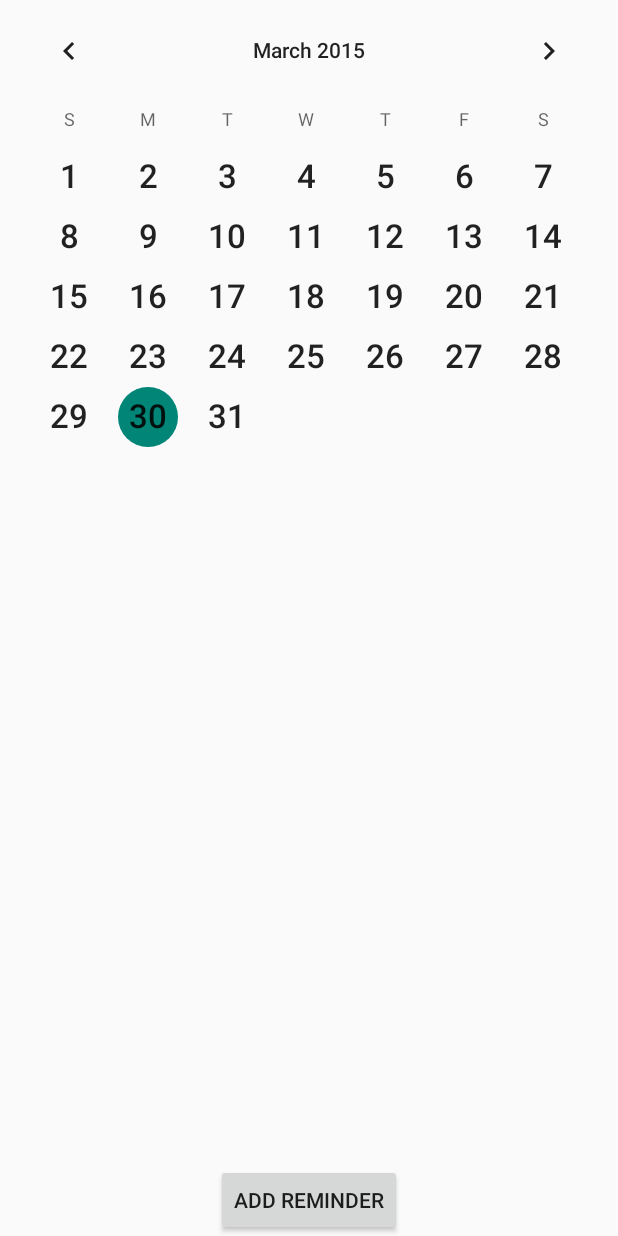
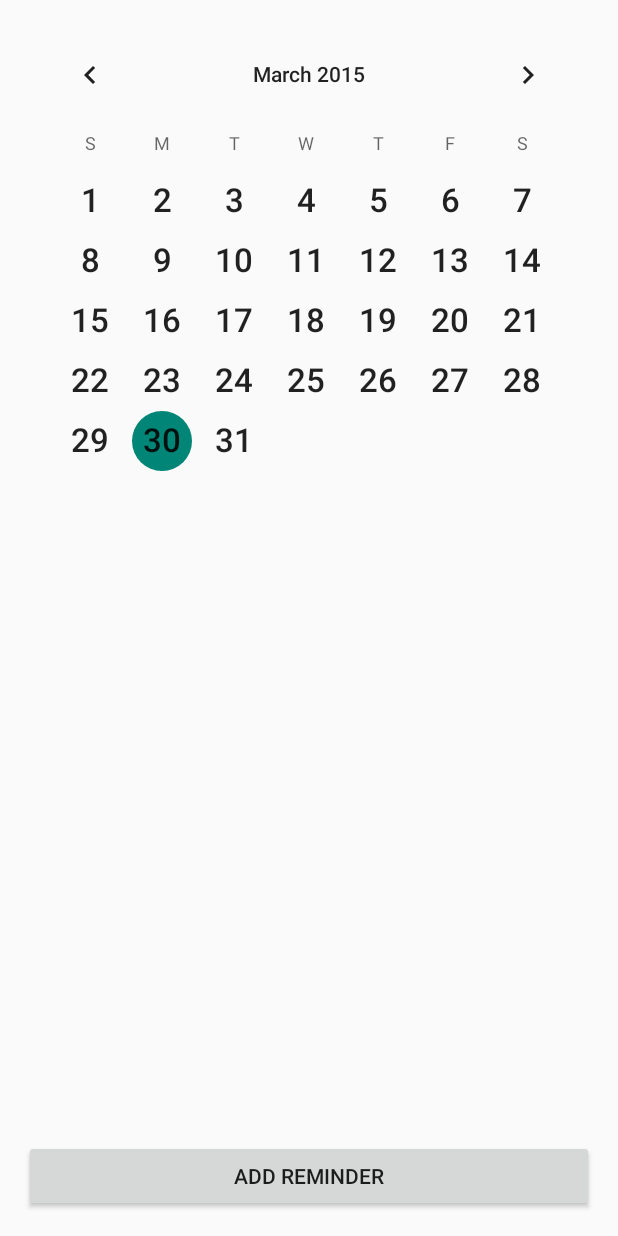
Before and after one commit to EnzanIjuin/PracticeApp, an Android app: the layout fragment_calendar.xml on its own in the app's theme, with its tools: preview values and no code run, on a phone screen of 412 x 824 dp. Run offline under Robolectric (Android 15) with nearby library versions, the phone set to English and light mode, and no system bars.

Commit message:
Map Fragment

```diff
--- a/app/src/main/java/com/example/shelton/practiceapp/MainActivity.java
+++ b/app/src/main/java/com/example/shelton/practiceapp/MainActivity.java
@@ -3,6 +3,7 @@ package com.example.shelton.practiceapp;
 import android.app.FragmentManager;
 import android.content.Intent;
 import android.net.Uri;
+import android.provider.ContactsContract;
 import android.support.v7.app.ActionBarActivity;
 import android.os.Bundle;
 import android.util.Log;
@@ -68,6 +69,9 @@ public class MainActivity extends ActionBarActivity implements  ListViewFragment
             case 2:
                 intent = new Intent(Intent.ACTION_VIEW, Uri.parse("https://google.com"));
                 break;
+            case 3:
+                intent = new Intent(Intent.ACTION_PICK, ContactsContract.Contacts.CONTENT_URI);
+                break;
             default:
                 intent = new Intent(this, SecondActivity.class);
                 intent.putExtra("item", i);
--- a/app/src/main/res/layout/fragment_calendar.xml
+++ b/app/src/main/res/layout/fragment_calendar.xml
@@ -1,6 +1,7 @@
 <FrameLayout xmlns:android="http://schemas.android.com/apk/res/android"
     xmlns:tools="http://schemas.android.com/tools" android:layout_width="match_parent"
     android:layout_height="match_parent"
+    android:padding="16dp"
     tools:context="com.example.shelton.practiceapp.CalendarFragment">
 
     <CalendarView
@@ -9,10 +10,10 @@
         android:id="@+id/calendarView"
         android:dateTextAppearance="@android:style/TextAppearance.Large"
         android:layout_gravity="center_horizontal|top"
-        android:showWeekNumber="false" />
+        android:showWeekNumber="false"/>
 
     <Button
-        android:layout_width="wrap_content"
+        android:layout_width="fill_parent"
         android:layout_height="wrap_content"
         android:text="Add Reminder"
         android:id="@+id/b_reminder"
--- a/app/src/main/res/layout/fragment_my_map.xml
+++ b/app/src/main/res/layout/fragment_my_map.xml
@@ -10,7 +10,7 @@
         android:name="com.google.android.gms.maps.MapFragment"
         android:id="@+id/fragment"
         android:layout_gravity="center_horizontal|left|right|top"
-        android:layout_weight="10"/>
+        android:layout_weight="20"/>
 
     <Button
         android:layout_width="fill_parent"
```
